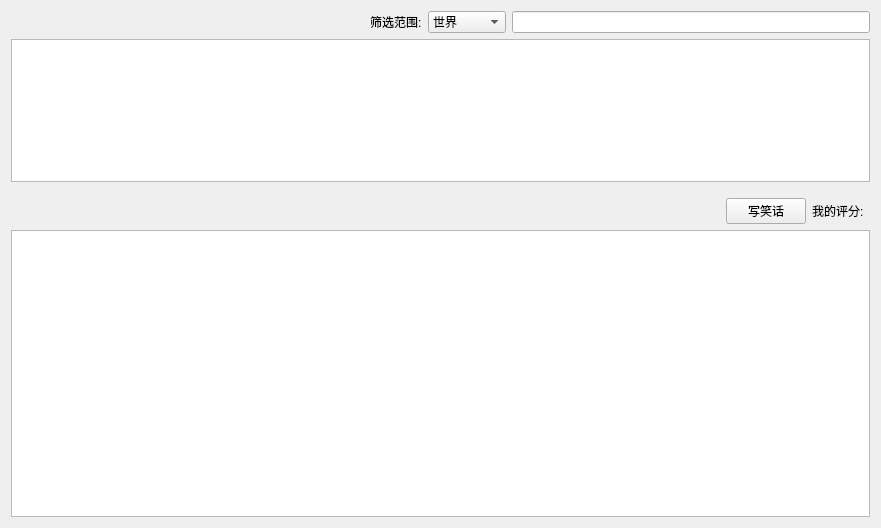
This is LxDairy/src/module_collection/collection_jokebook/JokebookWidget.ui in leishengxie/FengZhiHong as Qt 5 draws it before an edit. The edited form follows.
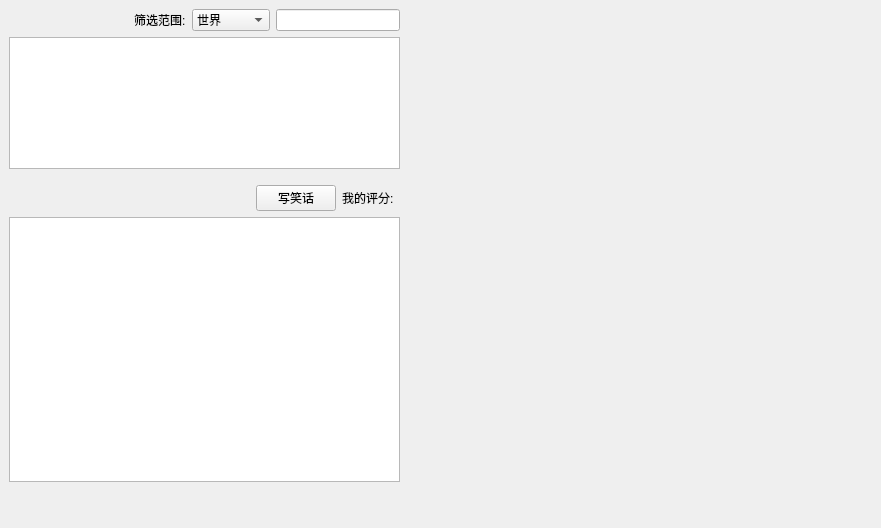
This is the edited form. Custom widgets are drawn as their Qt base class.

Patch:
```diff
--- a/LxDairy/src/module_collection/collection_jokebook/JokebookWidget.ui
+++ b/LxDairy/src/module_collection/collection_jokebook/JokebookWidget.ui
@@ -13,6 +13,15 @@
   <property name="windowTitle">
    <string>Form</string>
   </property>
+  <widget class="QWidget" name="">
+   <property name="geometry">
+    <rect>
+     <x>9</x>
+     <y>9</y>
+     <width>391</width>
+     <height>473</height>
+    </rect>
+   </property>
   <layout class="QVBoxLayout" name="verticalLayout">
    <item>
     <layout class="QHBoxLayout" name="horizontalLayout_2">
@@ -129,6 +138,7 @@
     </widget>
    </item>
   </layout>
+  </widget>
  </widget>
  <customwidgets>
   <customwidget>
```
Lines whose indentation alone changed are shown as unchanged.
